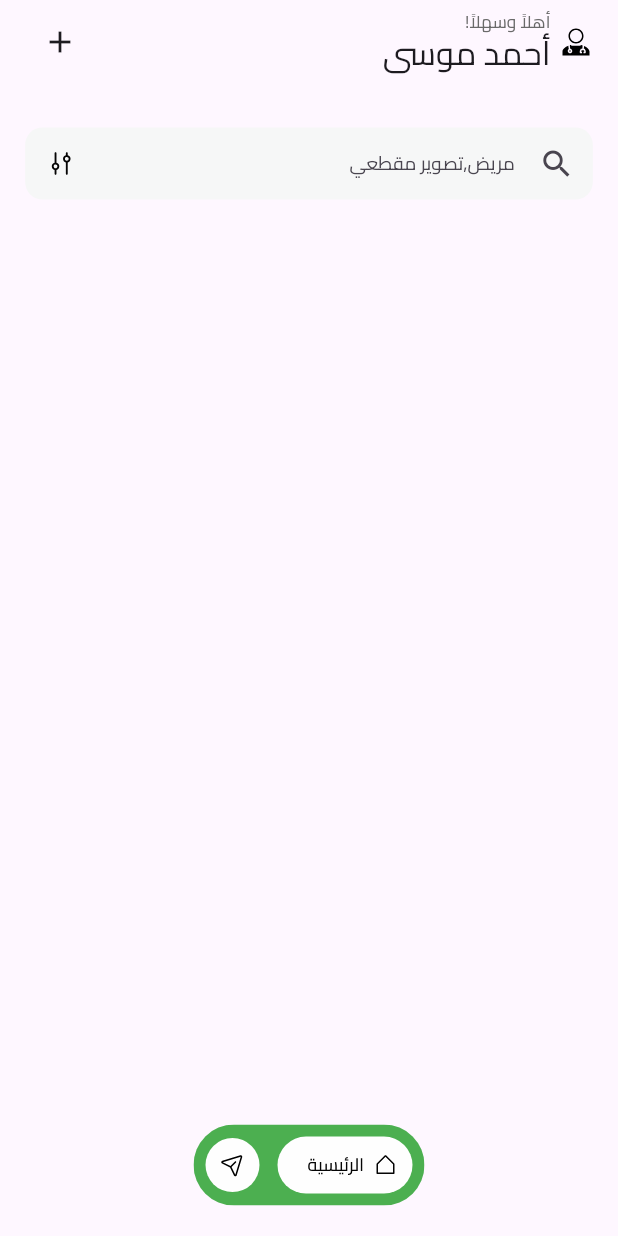
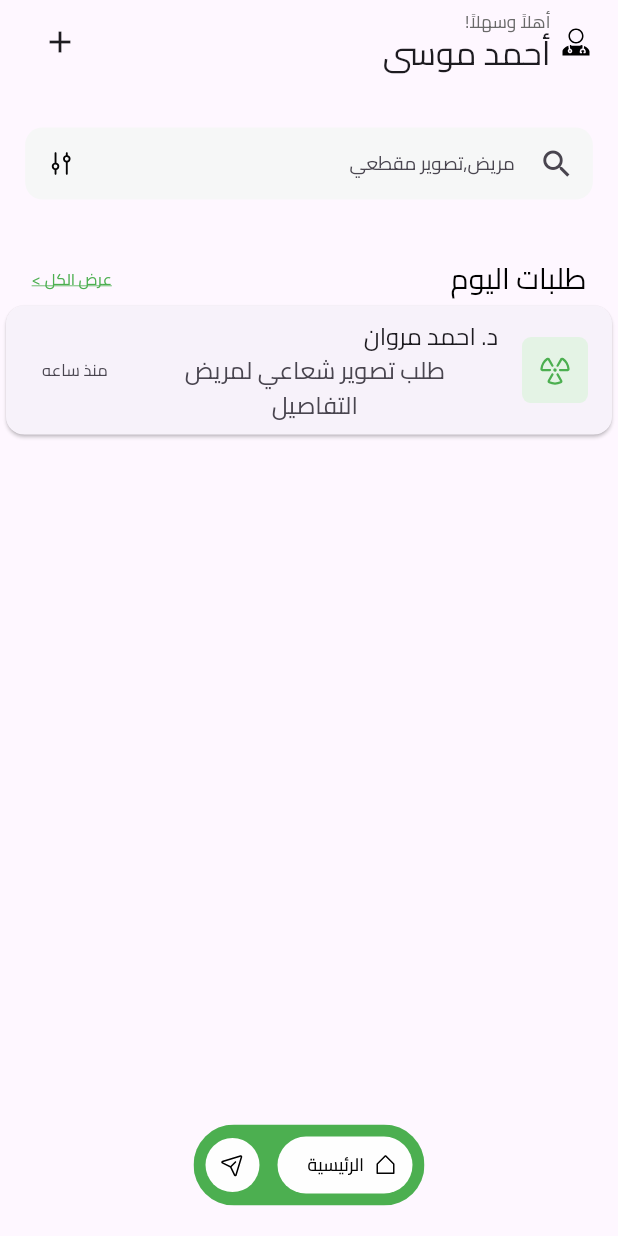
Before and after one commit to samibarsa/Clinic_doctor, a Flutter app: the screen it shows after launch, on a phone screen of 412 x 824 dp. Run offline on Flutter 3.47's test engine with Material 3 defaults, Android fonts, the light colour scheme and no system bars; our stand-ins replace bloc, equatable, flutter_bloc, flutter_screenutil, flutter_svg, modal_progress_hud_nsn and 2 more; accounts and stored records are empty.

Commit message:
change home ui

```diff
--- a/lib/Features/Home/presentation/widgets/home_view_body.dart
+++ b/lib/Features/Home/presentation/widgets/home_view_body.dart
@@ -96,6 +96,31 @@ class Home extends StatelessWidget {
         SizedBox(
           height: 40.h,
         ),
+        Padding(
+          padding:  EdgeInsets.symmetric(horizontal: 20.w),
+          child:  Row(mainAxisAlignment: MainAxisAlignment.spaceBetween,
+            children: [
+               Text("< عرض الكل" ,style: TextStyle(decoration: TextDecoration.underline,decorationColor: const Color(AppColor.primaryColor),fontSize: 11.sp,color: const Color(AppColor.primaryColor,)),),
+              Text("طلبات اليوم",style: TextStyle(fontSize: 20.sp,fontWeight: FontWeight.w500,color:Colors.black)),
+
+            ],
+          ),
+
+        ),
+         Directionality(
+           textDirection: TextDirection.rtl,
+           child: Card(
+             child: ListTile(trailing: const Text("منذ ساعه"),leading: SvgPicture.asset(ImagesPath.xray),title: const Text("د. احمد مروان"),subtitle: const Directionality(
+               textDirection: TextDirection.rtl,
+               child: Column(
+                 children: [
+                   Text("طلب تصوير شعاعي لمريض"),
+                   Text("التفاصيل")
+                 ],
+               ),
+             ),),
+           ),
+         )
       ],
     );
   }
--- a/lib/core/utils/constant.dart
+++ b/lib/core/utils/constant.dart
@@ -12,6 +12,7 @@ class ImagesPath {
   static String navbarSettings = 'asset/images/navbar_settings.svg';
   static String creatAccount='asset/images/make_account.svg';
   static String login='asset/images/login.svg';
+  static String xray='asset/images/xray.svg';
 }
 
 class AppColor {
```
Also changed, not shown: asset/images/xray.svg (added).
